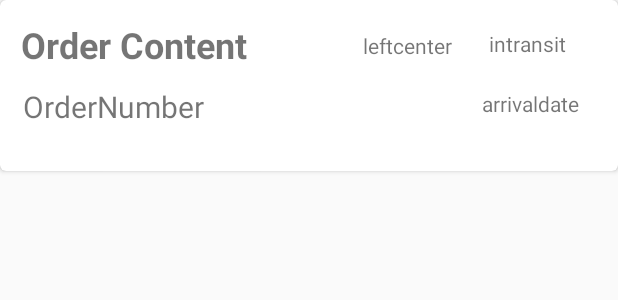
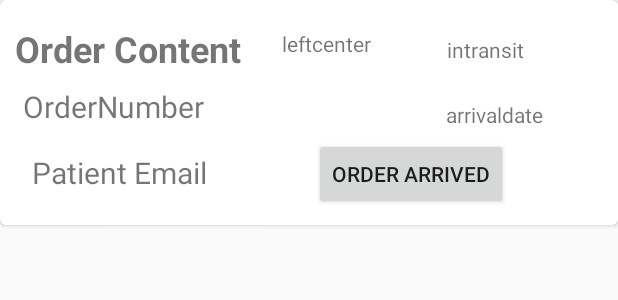
Before and after one commit to sfirooz2017/healthcarePortal, an Android app: the layout admintest.xml on its own in the app's theme, with its tools: preview values and no code run, on a phone screen of 412 x 824 dp. Shown: the top 300 px of the screen. Run offline under Robolectric (Android 15) with nearby library versions, the phone set to English and light mode, and no system bars.

Commit message:
fixes on admin screen

```diff
--- a/app/src/main/AndroidManifest.xml
+++ b/app/src/main/AndroidManifest.xml
@@ -21,6 +21,7 @@
         <activity
             android:name="edu.nyit.healthcareportal.MainActivity"
             android:label="@string/app_name"
+            android:windowSoftInputMode="adjustPan"
             android:theme="@style/AppTheme.NoActionBar" />
 
         <receiver android:name=".AlertReciever"/>
--- a/app/src/main/java/edu/nyit/healthcareportal/GlobalData.java
+++ b/app/src/main/java/edu/nyit/healthcareportal/GlobalData.java
@@ -38,7 +38,6 @@ public class GlobalData {
 
     public String getDate() {
         String date = new SimpleDateFormat("dd/MM/yy", Locale.getDefault()).format(new Date());
-        Log.d("shan", date);
         return date;
 
     }
--- a/app/src/main/java/edu/nyit/healthcareportal/adminMedsAdapter.java
+++ b/app/src/main/java/edu/nyit/healthcareportal/adminMedsAdapter.java
@@ -64,6 +64,7 @@ public adminMedsAdapter(ArrayList<Prescriptions> prescriptions){
         holder.madminmedsMedication.setText(medicationList.getName());
         holder.madminmedsDosage.setText(medicationList.getDose());
         holder.madminmedsRefill.setText(medicationList.getRefill());
+        holder.madminmedsEmail.setText(medicationList.getUser());
        // holder.madminmedsEmail.setText(data.getUsers().get(position).getEmail());
 
 
@@ -73,7 +74,6 @@ public adminMedsAdapter(ArrayList<Prescriptions> prescriptions){
 
     @Override
     public int getItemCount() {
-    Log.d("shan", prescriptions.size() + "");
     return prescriptions.size();
     }
 }
--- a/app/src/main/java/edu/nyit/healthcareportal/ui/orders/AdminOrdersFragment.java
+++ b/app/src/main/java/edu/nyit/healthcareportal/ui/orders/AdminOrdersFragment.java
@@ -46,8 +46,6 @@ public class AdminOrdersFragment extends Fragment {
 
         textView = root.findViewById(R.id.adminOrdersView);
 
-        String s = "";
-        // check if data loads
      for (int x =0 ;x<data.getUsers().size();x++)
     for (int y=0;y<data.getUsers().get(x).getOrders().size();y++){
 
@@ -56,14 +54,12 @@ public class AdminOrdersFragment extends Fragment {
     }
 
         RecyclerView adminrecyclerView = root.findViewById(R.id.orderRecyclerAdmin);
-        //textView.setText(s);
+
         layoutManager = new LinearLayoutManager(getContext());
         RecyclerView.Adapter adminmAdapter = new AdminOrderAdapter((ordersList));
         adminrecyclerView.setAdapter(adminmAdapter);
         adminrecyclerView.setLayoutManager(layoutManager);
 
-
-        //return root;
 
 
 
--- a/app/src/main/java/edu/nyit/healthcareportal/ui/orders/Orderadapter.java
+++ b/app/src/main/java/edu/nyit/healthcareportal/ui/orders/Orderadapter.java
@@ -67,7 +67,6 @@ public class Orderadapter extends RecyclerView.Adapter<Orderadapter.orderViewHol
         holder.mOrderTransit.setText(currentorder.getInTransit());
         holder.mOrderArrival.setText(currentorder.getArrived());
         holder.mOrderLeftCenter.setText(currentorder.getLeftCenter());
-        Log.d("arda", currentorder.getNumber()+"this isnt working");
 
     }
 
--- a/app/src/main/java/edu/nyit/healthcareportal/ui/orders/PatientOrdersFragment.java
+++ b/app/src/main/java/edu/nyit/healthcareportal/ui/orders/PatientOrdersFragment.java
@@ -43,7 +43,7 @@ public class PatientOrdersFragment extends Fragment {
         //check if data loads
         for (int x = 0; x < data.getUsers().get(0).getOrders().size(); x++) {
             s = s + data.getUsers().get(0).getOrders().get(x).getNumber();
-            Log.d("shan", s);
+
         }
 
 
--- a/app/src/main/res/layout/admintest.xml
+++ b/app/src/main/res/layout/admintest.xml
@@ -6,10 +6,29 @@
         app:cardCornerRadius="4dp">
 
     <RelativeLayout
+        android:id="@+id/sampleorderA"
         android:layout_width="match_parent"
-        android:layout_height="106dp"
-        android:layout_margin="4dp"
-        android:id="@+id/sampleorderA">
+        android:layout_height="142dp"
+        android:layout_margin="4dp">
+
+        <TextView
+            android:id="@+id/patientEmailOrder"
+            android:layout_width="wrap_content"
+            android:layout_height="wrap_content"
+            android:layout_alignParentStart="true"
+            android:layout_alignParentLeft="true"
+            android:layout_alignParentTop="true"
+            android:layout_alignParentEnd="true"
+            android:layout_alignParentRight="true"
+            android:layout_alignParentBottom="true"
+            android:layout_marginStart="17dp"
+            android:layout_marginLeft="17dp"
+            android:layout_marginTop="97dp"
+            android:layout_marginEnd="239dp"
+            android:layout_marginRight="239dp"
+            android:layout_marginBottom="18dp"
+            android:text="Patient Email"
+            android:textSize="20sp" />
 
         <TextView
             android:id="@+id/ordernumberA"
@@ -26,27 +45,26 @@
             android:layout_marginEnd="245dp"
             android:layout_marginRight="245dp"
             android:text="OrderNumber"
-            android:textSize="20sp"
-            />
+            android:textSize="20sp" />
 
         <TextView
+            android:id="@+id/ordercontentA"
             android:layout_width="161dp"
             android:layout_height="wrap_content"
-            android:textStyle="bold"
-            android:id="@+id/ordercontentA"
             android:layout_alignParentStart="true"
             android:layout_alignParentLeft="true"
             android:layout_alignParentEnd="true"
             android:layout_alignParentRight="true"
             android:layout_alignParentBottom="true"
-            android:layout_marginStart="10dp"
-            android:layout_marginLeft="10dp"
+            android:layout_marginStart="6dp"
+            android:layout_marginLeft="6dp"
             android:layout_marginTop="2sp"
-            android:layout_marginEnd="232dp"
-            android:layout_marginRight="232dp"
-            android:layout_marginBottom="64dp"
+            android:layout_marginEnd="236dp"
+            android:layout_marginRight="236dp"
+            android:layout_marginBottom="97dp"
             android:text="Order Content"
-            android:textSize="24sp" />
+            android:textSize="24sp"
+            android:textStyle="bold" />
 
         <TextView
             android:id="@+id/intransitA"
@@ -57,11 +75,11 @@
             android:layout_alignParentEnd="true"
             android:layout_alignParentRight="true"
             android:layout_alignParentBottom="true"
-            android:layout_marginStart="322dp"
-            android:layout_marginLeft="322dp"
-            android:layout_marginEnd="23dp"
-            android:layout_marginRight="22dp"
-            android:layout_marginBottom="71dp"
+            android:layout_marginStart="294dp"
+            android:layout_marginLeft="294dp"
+            android:layout_marginEnd="51dp"
+            android:layout_marginRight="51dp"
+            android:layout_marginBottom="103dp"
             android:text="intransit" />
 
         <TextView
@@ -71,9 +89,9 @@
             android:layout_alignParentEnd="true"
             android:layout_alignParentRight="true"
             android:layout_alignParentBottom="true"
-            android:layout_marginEnd="22dp"
-            android:layout_marginRight="22dp"
-            android:layout_marginBottom="31dp"
+            android:layout_marginEnd="46dp"
+            android:layout_marginRight="46dp"
+            android:layout_marginBottom="60dp"
             android:text="arrivaldate" />
 
         <TextView
@@ -81,12 +99,24 @@
             android:layout_width="wrap_content"
             android:layout_height="wrap_content"
             android:layout_alignParentBottom="true"
-            android:layout_marginBottom="70dp"
-            android:layout_marginEnd="20dp"
-            android:layout_marginRight="20dp"
+            android:layout_marginEnd="50dp"
+            android:layout_marginRight="50dp"
+            android:layout_marginBottom="107dp"
+            android:layout_toStartOf="@+id/arrivedateA"
             android:layout_toLeftOf="@+id/arrivedateA"
-            android:layout_toStartOf="@+id/arrivedateA"
             android:text="leftcenter" />
+
+        <Button
+            android:id="@+id/arrivedButton"
+            android:layout_width="wrap_content"
+            android:layout_height="wrap_content"
+            android:layout_alignParentEnd="true"
+            android:layout_alignParentRight="true"
+            android:layout_alignParentBottom="true"
+            android:layout_marginEnd="69dp"
+            android:layout_marginRight="69dp"
+            android:layout_marginBottom="6dp"
+            android:text="Order Arrived" />
 
 
     </RelativeLayout>
```
Also changed, not shown: app/src/main/java/edu/nyit/healthcareportal/AdminOrderAdapter.java (+21 -2 lines), app/src/main/java/edu/nyit/healthcareportal/FirebaseDatabaseHelper.java (+5 -4 lines), app/src/main/java/edu/nyit/healthcareportal/LoadingActivity.java (+5 -4 lines), app/src/main/java/edu/nyit/healthcareportal/MainActivity.java (+6 -4 lines), app/src/main/java/edu/nyit/healthcareportal/Orders.java (+8 -0 lines), app/src/main/java/edu/nyit/healthcareportal/Prescriptions.java (+15 -0 lines), app/src/main/java/edu/nyit/healthcareportal/ui/home/AdminHomeFragment.java (+70 -64 lines), app/src/main/res/layout/fragment_admin_home.xml (+6 -5 lines).
